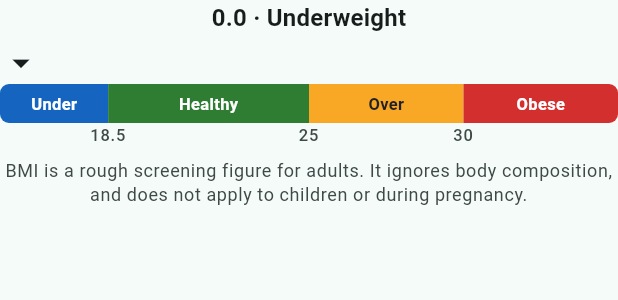
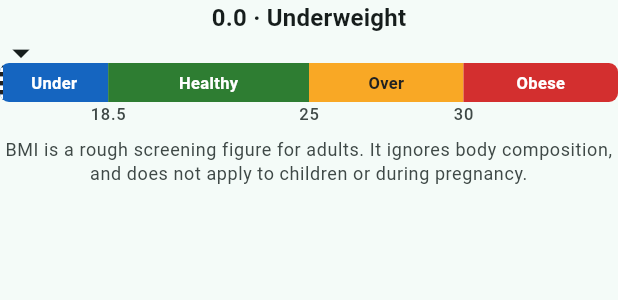
Before and after one commit to igorbasko01/food-locker, a Flutter app: the BmiScale widget shown alone on an empty page, opened directly with empty values, on a phone screen of 412 x 824 dp. Shown: the top 300 px of the screen. Run offline on Flutter 3.47's test engine with Material 3 defaults, Android fonts, the phone set to English and light mode, and no system bars; our stand-ins replace clock, csv, drift, drift_flutter, file_picker, fl_chart and 7 more; missing offline and left inert: dart:js_interop; accounts and stored records are empty; generated files the repository leaves out were written again; statements that could not run were skipped.

Commit message:
feat: mark the BMI reading with a dashed line on the scale
Boundary weights now sit directly on the bar with the marker above them,
and a dashed line on the bar shows exactly where the marker points.

Co-Authored-By: Claude Opus 5.5 <noreply@anthropic.com>
Claude-Session: https://claude.ai/code/session_01MNPzQ71ivKXu1FEg1eNUsn

```diff
--- a/lib/ui/widgets/bmi_scale.dart
+++ b/lib/ui/widgets/bmi_scale.dart
@@ -36,6 +36,10 @@ class BmiScale extends StatelessWidget {
   static const double _barHeight = 26.0;
   static const double _markerSize = 28.0;
 
+  /// The row the marker takes up: the drop-down glyph fills only the middle
+  /// of its icon box, so the box overhangs this above and below.
+  static const double _markerRowHeight = 14.0;
+
   /// The box each boundary figure is centred in, wide enough for `18.5`.
   static const double _tickWidth = 36.0;
 
@@ -43,6 +47,7 @@ class BmiScale extends StatelessWidget {
   static const double _weightTickWidth = 64.0;
 
   static const Key barKey = Key('bmi-scale-bar');
+  static const Key readingLineKey = Key('bmi-scale-reading-line');
 
   /// Where along the bar [bmi] sits, 0 at the left edge and 1 at the right.
   static double markerFraction(double bmi) {
@@ -77,21 +82,14 @@ class BmiScale extends StatelessWidget {
             ),
           ),
           const SizedBox(height: 4),
-          if (heightCm case final heightCm?)
-            _ticks(
-              theme,
-              width: _weightTickWidth,
-              label: (bmi) => Weight(
-                kilogramsAtBmi(bmi: bmi, heightCm: heightCm),
-                MeasurementSystem.metric,
-              ).stringify(system, decimals: 1),
-            ),
           LayoutBuilder(
             builder: (context, constraints) => SizedBox(
-              height: _markerSize,
+              height: _markerRowHeight,
               child: Stack(
+                clipBehavior: Clip.none,
                 children: [
                   Positioned(
+                    top: (_markerRowHeight - _markerSize) / 2,
                     left: _centredAt(
                       markerFraction(bmi),
                       constraints.maxWidth,
@@ -107,10 +105,23 @@ class BmiScale extends StatelessWidget {
               ),
             ),
           ),
+          if (heightCm case final heightCm?)
+            _ticks(
+              theme,
+              width: _weightTickWidth,
+              label: (bmi) => Weight(
+                kilogramsAtBmi(bmi: bmi, heightCm: heightCm),
+                MeasurementSystem.metric,
+              ).stringify(system, decimals: 1),
+            ),
           ClipRRect(
             key: barKey,
             borderRadius: BorderRadius.circular(6),
-            child: Row(children: BmiBand.all.map(_segment).toList()),
+            child: CustomPaint(
+              key: readingLineKey,
+              foregroundPainter: _ReadingLinePainter(markerFraction(bmi)),
+              child: Row(children: BmiBand.all.map(_segment).toList()),
+            ),
           ),
           _ticks(theme, width: _tickWidth, label: _boundaryLabel),
           const SizedBox(height: 6),
@@ -163,10 +174,9 @@ class BmiScale extends StatelessWidget {
                 ),
                 child: SizedBox(
                   width: width,
-                  child: Text(
-                    label(band.from),
-                    textAlign: TextAlign.center,
-                    style: style,
+                  child: FittedBox(
+                    fit: BoxFit.scaleDown,
+                    child: Text(label(band.from), maxLines: 1, style: style),
                   ),
                 ),
               ),
@@ -209,3 +219,42 @@ class BmiScale extends StatelessWidget {
     );
   }
 }
+
+/// A dashed line down the bar at [fraction] of its width, where the marker
+/// points. The dashes alternate dark and light so the line shows on every band.
+class _ReadingLinePainter extends CustomPainter {
+  const _ReadingLinePainter(this.fraction);
+
+  final double fraction;
+
+  static const double _dash = 3.0;
+  static const double _width = 2.0;
+
+  @override
+  void paint(Canvas canvas, Size size) {
+    final x = (fraction * size.width).clamp(
+      _width / 2,
+      size.width - _width / 2,
+    );
+    final dark = Paint()
+      ..color = const Color(0xFF212121)
+      ..strokeWidth = _width;
+    final light = Paint()
+      ..color = const Color(0xFFFFFFFF)
+      ..strokeWidth = _width;
+
+    var dashIndex = 0;
+    for (var y = 0.0; y < size.height; y += _dash, dashIndex++) {
+      final end = y + _dash > size.height ? size.height : y + _dash;
+      canvas.drawLine(
+        Offset(x, y),
+        Offset(x, end),
+        dashIndex.isEven ? dark : light,
+      );
+    }
+  }
+
+  @override
+  bool shouldRepaint(_ReadingLinePainter oldDelegate) =>
+      oldDelegate.fraction != fraction;
+}
```
Also changed, not shown: 1 other file.
